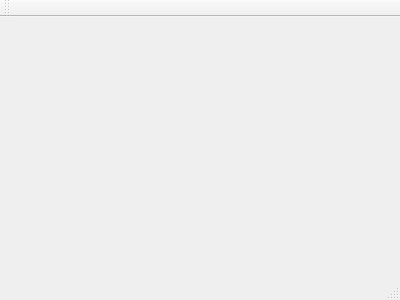
The window that mainwindow.ui (ElectronicRU/iceberg-simulator) describes before a commit, drawn with Qt 5.
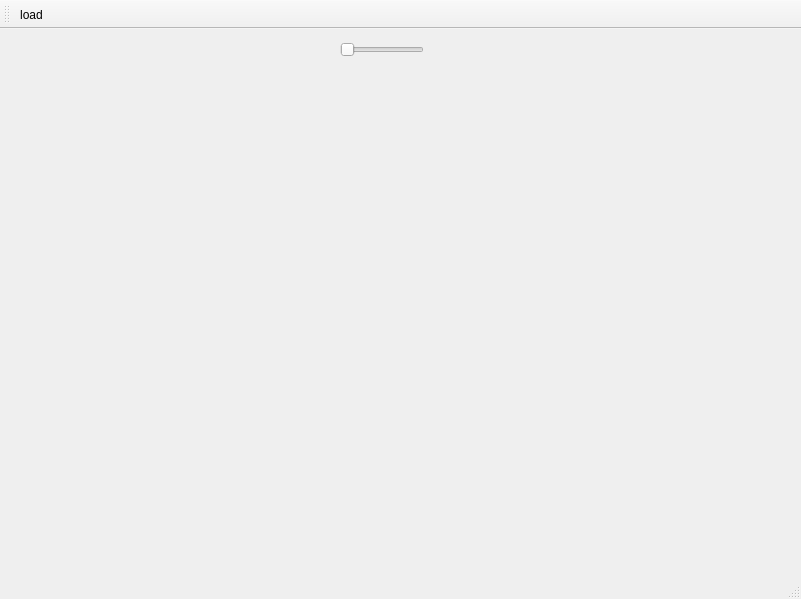
The same window after the commit. Icons and pictures are not drawn.

The edit to the form file:
```diff
--- a/mainwindow.ui
+++ b/mainwindow.ui
@@ -1,24 +1,85 @@
 <ui version="4.0">
  <class>MainWindow</class>
- <widget class="QMainWindow" name="MainWindow" >
-  <property name="geometry" >
+ <widget class="QMainWindow" name="MainWindow">
+  <property name="geometry">
    <rect>
     <x>0</x>
     <y>0</y>
-    <width>400</width>
-    <height>300</height>
+    <width>801</width>
+    <height>599</height>
    </rect>
   </property>
   <property name="windowTitle" >
    <string>MainWindow</string>
   </property>
-  <widget class="QMenuBar" name="menuBar" />
-  <widget class="QToolBar" name="mainToolBar" />
-  <widget class="QWidget" name="centralWidget" />
-  <widget class="QStatusBar" name="statusBar" />
+  <widget class="QWidget" name="centralWidget">
+   <widget class="QSlider" name="horizontalSlider">
+    <property name="geometry">
+     <rect>
+      <x>340</x>
+      <y>10</y>
+      <width>84</width>
+      <height>22</height>
+     </rect>
+    </property>
+    <property name="orientation">
+     <enum>Qt::Horizontal</enum>
+    </property>
+   </widget>
+   <widget class="QWidget" name="verticalLayoutWidget">
+    <property name="geometry">
+     <rect>
+      <x>260</x>
+      <y>140</y>
+      <width>301</width>
+      <height>281</height>
+     </rect>
+    </property>
+    <layout class="QVBoxLayout" name="verticalLayout"/>
+   </widget>
+  </widget>
+  <widget class="QMenuBar" name="menuBar">
+   <property name="geometry">
+    <rect>
+     <x>0</x>
+     <y>0</y>
+     <width>801</width>
+     <height>26</height>
+    </rect>
+   </property>
+  </widget>
+  <widget class="QToolBar" name="mainToolBar">
+   <attribute name="toolBarArea">
+    <enum>TopToolBarArea</enum>
+   </attribute>
+   <attribute name="toolBarBreak">
+    <bool>false</bool>
+   </attribute>
+   <addaction name="actionLoad"/>
+  </widget>
+  <widget class="QStatusBar" name="statusBar"/>
+  <action name="actionPlay">
+   <property name="icon">
+    <iconset resource="mainwindow.qrc">
+     <normaloff>:/images/media-play-32.png</normaloff>:/images/media-play-32.png</iconset>
+   </property>
+   <property name="text">
+    <string>play</string>
+   </property>
+  </action>
+  <action name="actionLoad">
+   <property name="icon">
+    <iconset resource="mainwindow.qrc">
+     <normaloff>:/images/media-stop-32.png</normaloff>:/images/media-stop-32.png</iconset>
+   </property>
+   <property name="text">
+    <string>load</string>
+   </property>
+  </action>
  </widget>
- <layoutDefault spacing="6" margin="11" />
- <pixmapfunction></pixmapfunction>
- <resources/>
+ <layoutdefault spacing="6" margin="11"/>
+ <resources>
+  <include location="mainwindow.qrc"/>
+ </resources>
  <connections/>
 </ui>
```
Left out of the diff: 3 changed lines with no effect on the pictures.
